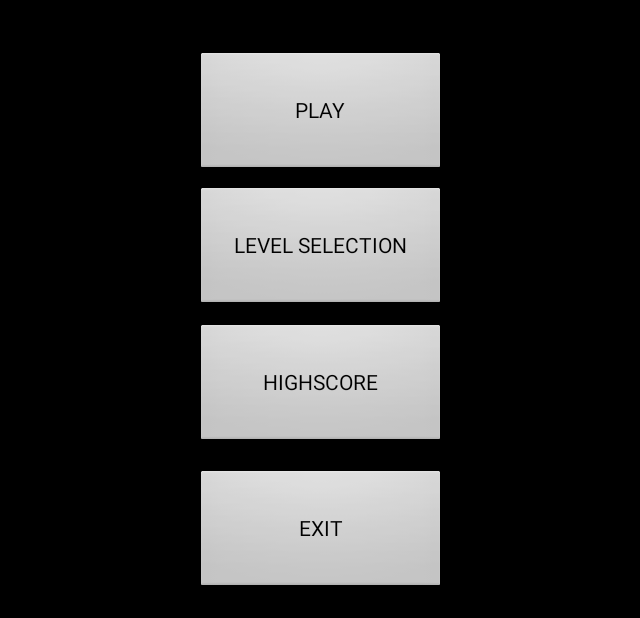
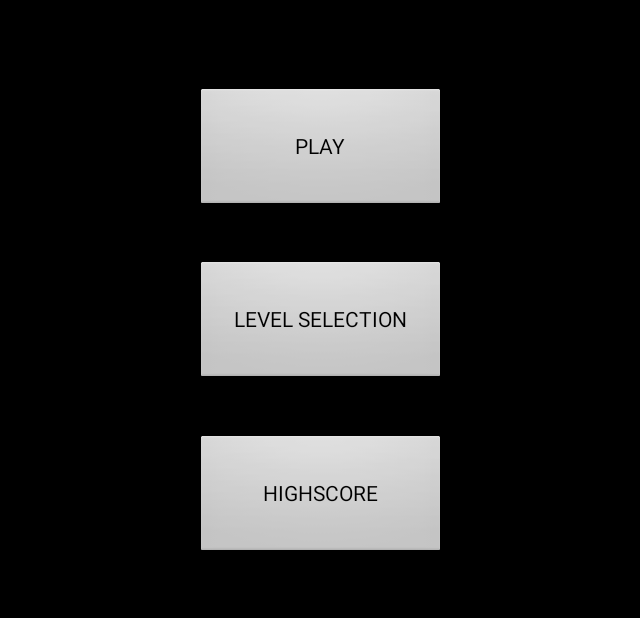
Before and after one commit to CAP0070/TAMZ---Snake, an Android app: the screen it shows after launch (MainMenuActivity), on a phone screen of 824 x 412 dp (held sideways). Shown: the whole screen, without its empty margins (298-938 px from the left). Run offline under Robolectric (Android 15) with nearby library versions, the phone set to English and light mode, and no system bars.

Commit message:
Smazání exit tlačítka

```diff
--- a/app/src/main/AndroidManifest.xml
+++ b/app/src/main/AndroidManifest.xml
@@ -9,7 +9,9 @@
     <uses-permission android:name="android.permission.USE_FINGERPRINT" />
 
 
+
     <application
+        android:noHistory="true"
         android:allowBackup="true"
         android:icon="@mipmap/ic_launcher"
         android:label="@string/app_name"
--- a/app/src/main/java/com/example/snake/MainMenuActivity.java
+++ b/app/src/main/java/com/example/snake/MainMenuActivity.java
@@ -140,35 +140,22 @@ public class MainMenuActivity extends Activity {
     }
 
     private void setListeners(){
-        Button playButton = (Button) findViewById(R.id.playButton);
-        playButton.setOnClickListener(new View.OnClickListener() {
-            public void onClick(View v) {
+        Button playButton = findViewById(R.id.playButton);
+        playButton.setOnClickListener(v -> {
             Intent intent = new Intent(MainMenuActivity.this, SnakeActivity.class);
             startActivity(intent);
-            }
         });
 
-        Button levelButton = (Button) findViewById(R.id.levelButton);
-        levelButton.setOnClickListener(new View.OnClickListener() {
-            public void onClick(View v) {
+        Button levelButton = findViewById(R.id.levelButton);
+        levelButton.setOnClickListener(v -> {
             Intent intent = new Intent(MainMenuActivity.this, LevelSelectionActivity.class);
             startActivity(intent);
-            }
         });
 
-        Button highscoreButton = (Button) findViewById(R.id.highscoreButton);
-        highscoreButton.setOnClickListener(new View.OnClickListener() {
-            public void onClick(View v) {
+        Button highscoreButton = findViewById(R.id.highscoreButton);
+        highscoreButton.setOnClickListener(v -> {
             Intent intent = new Intent(MainMenuActivity.this, HighscoreActivity.class);
             startActivity(intent);
-            }
-        });
-
-        Button exitButton = (Button) findViewById(R.id.exitButton);
-        exitButton.setOnClickListener(new View.OnClickListener() {
-            public void onClick(View v) {
-                System.exit(0);
-            }
         });
     }
 }
--- a/app/src/main/res/layout/activity_menu.xml
+++ b/app/src/main/res/layout/activity_menu.xml
@@ -5,6 +5,7 @@
     android:layout_width="match_parent"
     android:layout_height="match_parent"
     android:orientation="horizontal">
+
     <View
         android:id="@+id/background"
         android:layout_width="0dp"
@@ -12,8 +13,10 @@
         android:background="#000000"
         app:layout_constraintBottom_toBottomOf="parent"
         app:layout_constraintEnd_toEndOf="parent"
+        app:layout_constraintHorizontal_bias="0.0"
         app:layout_constraintStart_toStartOf="parent"
-        app:layout_constraintTop_toTopOf="parent"/>
+        app:layout_constraintTop_toTopOf="parent"
+        app:layout_constraintVertical_bias="1.0" />
 
     <Button
         android:id="@+id/playButton"
@@ -24,7 +27,7 @@
         app:layout_constraintEnd_toEndOf="parent"
         app:layout_constraintStart_toStartOf="parent"
         app:layout_constraintTop_toTopOf="parent"
-        app:layout_constraintVertical_bias="0.103" />
+        app:layout_constraintVertical_bias="0.176" />
 
     <Button
         android:id="@+id/levelButton"
@@ -35,7 +38,7 @@
         app:layout_constraintEnd_toEndOf="parent"
         app:layout_constraintStart_toStartOf="parent"
         app:layout_constraintTop_toTopOf="parent"
-        app:layout_constraintVertical_bias="0.378" />
+        app:layout_constraintVertical_bias="0.527" />
 
     <Button
         android:id="@+id/highscoreButton"
@@ -46,17 +49,7 @@
         app:layout_constraintEnd_toEndOf="parent"
         app:layout_constraintStart_toStartOf="parent"
         app:layout_constraintTop_toTopOf="parent"
-        app:layout_constraintVertical_bias="0.655" />
+        app:layout_constraintVertical_bias="0.881" />
 
 
-    <Button
-        android:id="@+id/exitButton"
-        android:layout_width="167dp"
-        android:layout_height="83dp"
-        android:text="EXIT"
-        app:layout_constraintBottom_toBottomOf="parent"
-        app:layout_constraintEnd_toEndOf="parent"
-        app:layout_constraintStart_toStartOf="parent"
-        app:layout_constraintTop_toTopOf="parent"
-        app:layout_constraintVertical_bias="0.951" />
 </androidx.constraintlayout.widget.ConstraintLayout>
```
Also changed, not shown: app/src/main/java/com/example/snake/HighscoreActivity.java (+6 -7 lines), app/src/main/java/com/example/snake/LevelSelectionActivity.java (+7 -12 lines). Lines whose indentation alone changed are shown as unchanged.
